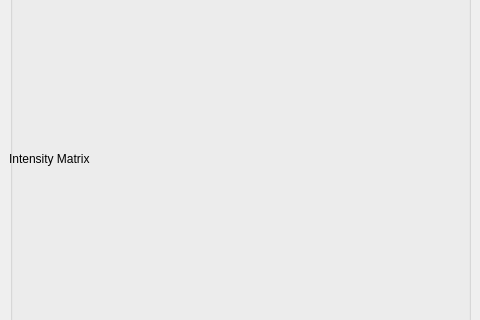
Old version of the form gui/analysis_window.ui in the repository AdvancedPhotonSource/DashPVA; both pictures show x 0 to 480 and y 91 to 411 of the 1443 by 681 pixel window.
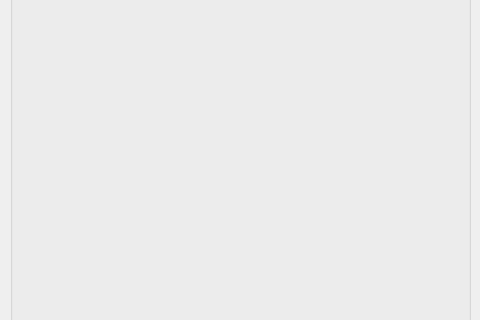
New version of the form.

Commit message: minor changes to label, focus on empirical analysis of analysis window

```diff
--- a/gui/analysis_window.ui
+++ b/gui/analysis_window.ui
@@ -35,21 +35,7 @@
        <height>441</height>
       </rect>
      </property>
-     <layout class="QGridLayout" name="grid_a">
-      <item row="0" column="0">
-       <widget class="QLabel" name="intensity_matrix">
-        <property name="sizePolicy">
-         <sizepolicy hsizetype="Expanding" vsizetype="MinimumExpanding">
-          <horstretch>0</horstretch>
-          <verstretch>0</verstretch>
-         </sizepolicy>
-        </property>
-        <property name="text">
-         <string>Intensity Matrix</string>
-        </property>
-       </widget>
-      </item>
-     </layout>
+     <layout class="QGridLayout" name="grid_a"/>
     </widget>
    </widget>
    <widget class="QGroupBox" name="gbox_b">
```
The commit also changes 4 other files.
